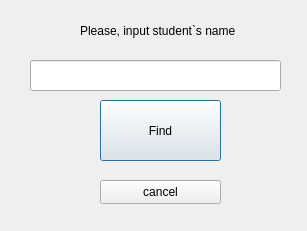
The window that QTcreator/Diary/check_student.ui (albaSANDROS/DIPLOMA-PROJECT.-Multi-user-client-server-application-e-journal) describes before a commit, drawn with Qt 5.
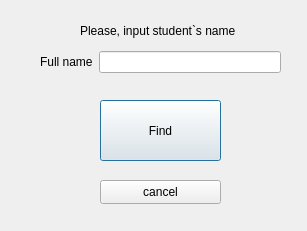
The same window after the commit.

```diff
--- a/QTcreator/Diary/check_student.ui
+++ b/QTcreator/Diary/check_student.ui
@@ -52,15 +52,27 @@
     <string>Please, input student`s name</string>
    </property>
   </widget>
-  <widget class="QLineEdit" name="lineEdit">
+  <widget class="QWidget" name="">
    <property name="geometry">
     <rect>
-     <x>30</x>
-     <y>60</y>
-     <width>251</width>
-     <height>31</height>
+     <x>40</x>
+     <y>50</y>
+     <width>241</width>
+     <height>24</height>
     </rect>
    </property>
+   <layout class="QHBoxLayout" name="horizontalLayout">
+    <item>
+     <widget class="QLabel" name="label_2">
+      <property name="text">
+       <string>Full name</string>
+      </property>
+     </widget>
+    </item>
+    <item>
+     <widget class="QLineEdit" name="student_full_name"/>
+    </item>
+   </layout>
   </widget>
  </widget>
  <resources/>
```
